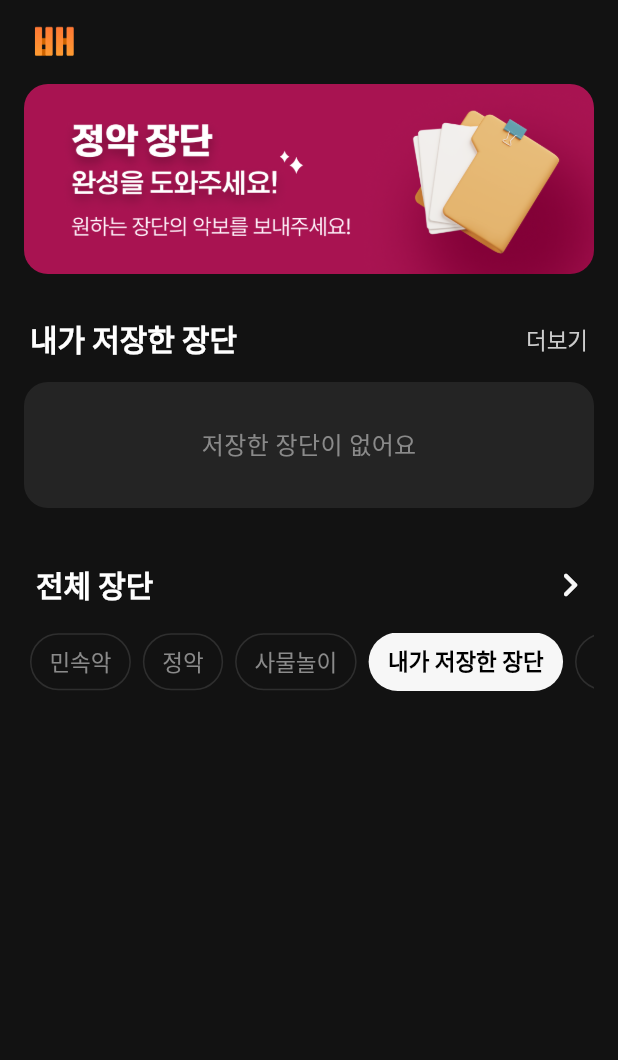
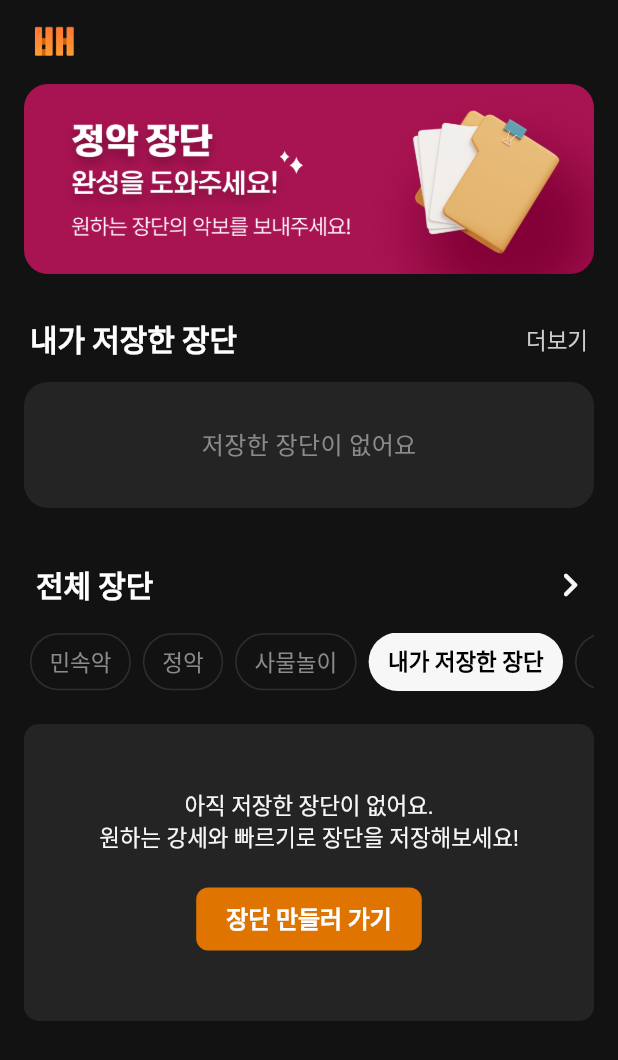
Before and after one commit to Team-Hanbae/Hanbae-Flutter, a Flutter app: the screen it shows after launch, after a tap on "정악", after a tap on "사물놀이", after a tap on "내가 저장한 장단", on a phone screen of 412 x 824 dp. Shown: the top 1060 px of the screen. Run offline on Flutter 3.47's test engine with Material 3 defaults, Android fonts, the phone set to English and light mode, and no system bars; drawn by our look-alikes of carousel_slider; our stand-ins replace equatable, flutter_bloc, flutter_dotenv, flutter_svg, hive, hive_flutter and 2 more; missing offline and left inert: hero_animation, mixpanel_flutter; accounts and stored records are empty; Roboto replaces fonts that are missing (Pretendard); statements that could not run were skipped.

Commit message:
[feat] #166 커스텀 장단리스트 비어있을때 카드 구현

```diff
--- a/lib/presentation/home/home_screen.dart
+++ b/lib/presentation/home/home_screen.dart
@@ -8,6 +8,7 @@ import 'package:hanbae/data/basic_jangdan_data.dart';
 import 'package:hanbae/model/jangdan.dart';
 import 'package:hanbae/model/jangdan_category.dart';
 import 'package:hanbae/presentation/custom_jangdan/custom_jangdan_list_screen.dart';
+import 'package:hanbae/presentation/custom_jangdan/custom_jangdan_create_screen.dart';
 import 'package:url_launcher/url_launcher.dart';
 import 'package:hanbae/presentation/metronome/metronome_screen.dart';
 import 'package:hanbae/theme/colors.dart';
@@ -413,7 +414,72 @@ class HomeScreen extends StatelessWidget {
               child:
                   isCustomCategory
                       // 커스텀 장단 리스트
-                      ? ListView.separated(
+                      ? jangdanList.isEmpty
+                          ? Column(
+                            children: [
+                              SizedBox(height: 10),
+
+                              Container(
+                                width: double.infinity,
+                                padding: const EdgeInsets.symmetric(
+                                  vertical: 44,
+                                ),
+                                decoration: BoxDecoration(
+                                  color: AppColors.backgroundMute,
+                                  borderRadius: const BorderRadius.all(
+                                    Radius.circular(10),
+                                  ),
+                                ),
+                                child: Column(
+                                  mainAxisSize: MainAxisSize.min,
+                                  children: [
+                                    Text(
+                                      "아직 저장한 장단이 없어요.\n원하는 강세와 빠르기로 장단을 저장해보세요!",
+                                      textAlign: TextAlign.center,
+                                      style: AppTextStyles.calloutR.copyWith(
+                                        color: AppColors.labelDefault,
+                                      ),
+                                    ),
+
+                                    const SizedBox(height: 20),
+
+                                    FilledButton(
+                                      onPressed: () {
+                                        Navigator.push(
+                                          context,
+                                          MaterialPageRoute(
+                                            builder:
+                                                (context) =>
+                                                    const CustomJangdanCreateScreen(),
+                                          ),
+                                        );
+                                      },
+                                      style: FilledButton.styleFrom(
+                                        padding: const EdgeInsets.symmetric(
+                                          horizontal: 20,
+                                          vertical: 10,
+                                        ),
+                                        backgroundColor: AppColors.brandHeavy,
+                                        shape: RoundedRectangleBorder(
+                                          borderRadius: BorderRadius.circular(
+                                            8,
+                                          ),
+                                        ),
+                                      ),
+                                      child: Text(
+                                        "장단 만들러 가기",
+                                        style: AppTextStyles.bodySb.copyWith(
+                                          color: AppColors.labelPrimary,
+                                        ),
+                                      ),
+                                    ),
+                                  ],
+                                ),
+                              ),
+                              SizedBox(height: 100),
+                            ],
+                          )
+                          : ListView.separated(
                             shrinkWrap: true,
                             physics: NeverScrollableScrollPhysics(),
                             scrollDirection: Axis.vertical,
@@ -470,7 +536,8 @@ class HomeScreen extends StatelessWidget {
                                                   height: 36,
                                                   child: SvgPicture.asset(
                                                     "assets/${jangdan.jangdanType.logoAssetPath}",
-                                                colorFilter: ColorFilter.mode(
+                                                    colorFilter:
+                                                        ColorFilter.mode(
                                                           AppColors.orange8,
                                                           BlendMode.srcIn,
                                                         ),
@@ -490,7 +557,9 @@ class HomeScreen extends StatelessWidget {
                                                 jangdan.name,
                                                 style: AppTextStyles.title3Sb
                                                     .copyWith(
-                                                  color: AppColors.labelDefault,
+                                                      color:
+                                                          AppColors
+                                                              .labelDefault,
                                                     ),
                                               ),
 
@@ -498,10 +567,12 @@ class HomeScreen extends StatelessWidget {
 
                                               Text(
                                                 jangdan.jangdanType.label,
-                                            style: AppTextStyles.subheadlineR
+                                                style: AppTextStyles
+                                                    .subheadlineR
                                                     .copyWith(
                                                       color:
-                                                      AppColors.labelSecondary,
+                                                          AppColors
+                                                              .labelSecondary,
                                                     ),
                                               ),
                                             ],
@@ -511,8 +582,10 @@ class HomeScreen extends StatelessWidget {
 
                                           Text(
                                             formatDateShort(jangdan.createdAt),
-                                        style: AppTextStyles.subheadlineR.copyWith(
-                                          color: AppColors.labelTertiary,
+                                            style: AppTextStyles.subheadlineR
+                                                .copyWith(
+                                                  color:
+                                                      AppColors.labelTertiary,
                                                 ),
                                           ),
                                         ],
```
Lines whose indentation alone changed are shown as unchanged.
